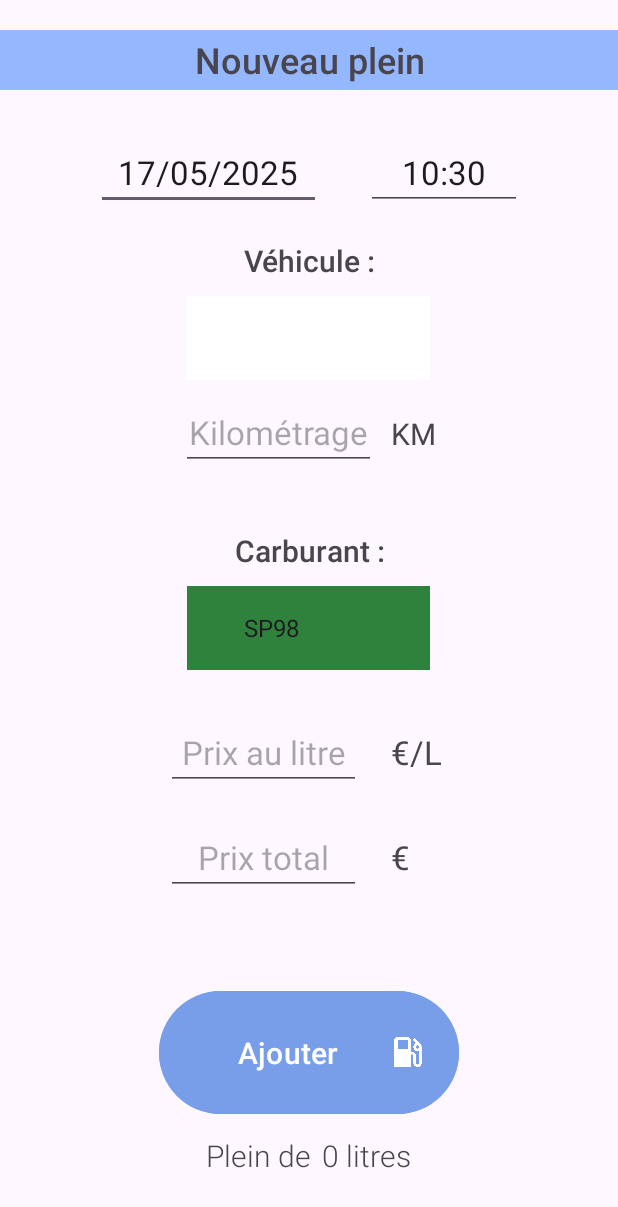
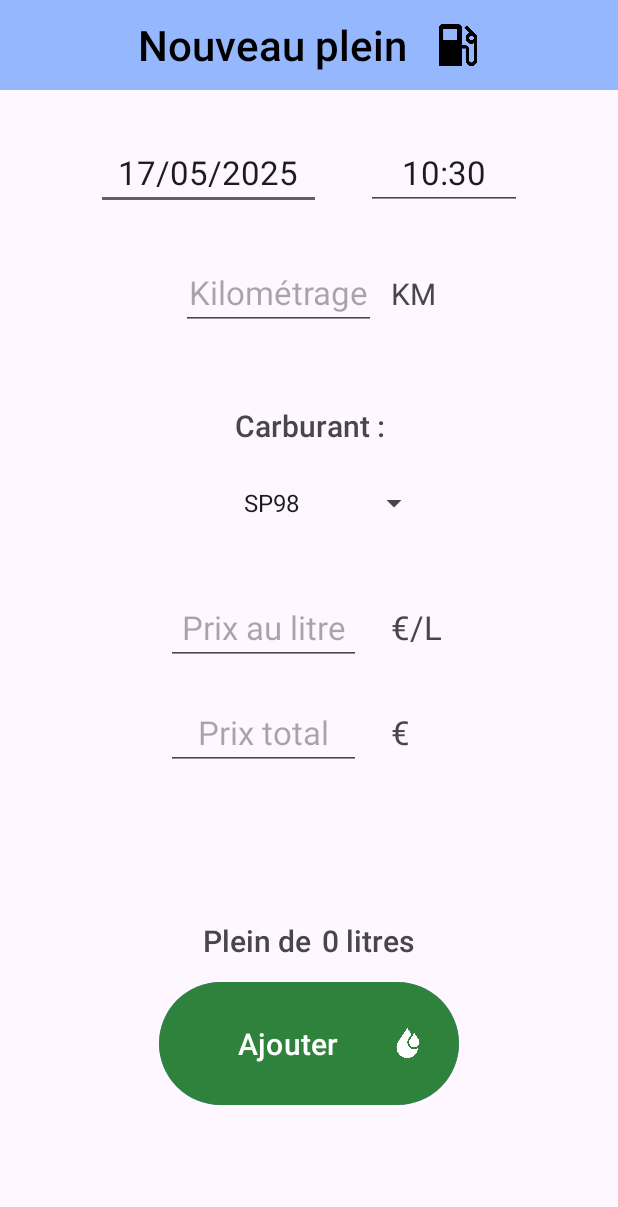
Before and after one commit to Bisouke/appli2, an Android app: the ActivityPlein screen opened directly, with no data from a screen before it, on a phone screen of 412 x 824 dp. Shown: the top 1207 px of the screen. Run offline under Robolectric (Android 15) with nearby library versions, the light colour scheme and no system bars.

Commit message:
Effacer le bouton mes véhicules - Accueil
Ajouter un toast lors de la supression d'un plein
- historique des pleins

Ajouter une vibration lors de la supression d'un plein ? - historique des pleins

Ajouter icône pompe dans le titre de la page - Nouveau plein

Ajouter icône historique dans le titre de la page - Historique des pleins

Relever le champs prix total pour ne pas qu'il soit masqué par le clavier - nouveau plein

Enlever icone pompe bouton ajouter
- nouveau plein

Ajouter icône gouttes pétrole
- nouveau plein

Enlever l'UI permettant de choisir un véhicule
- nouveau plein

Enlever la couleur de fond du spinner (déjà avec le bouton) - nouveau plein

Changer la couleur du bouton d'ajout du plein en fonction du carburant - nouveau plein

```diff
--- a/app/src/main/java/com/example/appli2/ActivityPlein.java
+++ b/app/src/main/java/com/example/appli2/ActivityPlein.java
@@ -1,8 +1,10 @@
 package com.example.appli2;
 
 import android.annotation.SuppressLint;
+import android.content.Context;
 import android.content.SharedPreferences;
 import android.graphics.Color;
+import android.graphics.drawable.GradientDrawable;
 import android.os.Bundle;
 import android.os.Vibrator;
 import android.text.Editable;
@@ -33,6 +35,8 @@ import java.util.Arrays;
 import java.util.Calendar;
 import java.util.List;
 
+import android.graphics.drawable.Drawable;
+
 // BUG : CRASH SANS LE FICHIER AllGasData.json
 // Attention, lorsque le fichier allGasData est supprimé, cela fait planter l'activité, il n'est
 // plus possible d'ajouter un plein, en plus de cela l'activité crash de tel façon qu'il est
@@ -50,6 +54,8 @@ public class ActivityPlein extends AppCompatActivity {
     private LinearLayout layoutKM, layoutPrixLitre, layoutPrixTotal;
     private Animation shake;
     private SharedPreferences sharedPreferences;
+
+    private LinearLayout mainLayout;
 
     private int mavariabledetestgit;
     private final List<String> list_carburant = Arrays.asList("SP98", "SP95", "SP95 E10", "E85", "DIESEL");
@@ -94,6 +100,7 @@ public class ActivityPlein extends AppCompatActivity {
         layoutKM = findViewById(R.id.layoutKM);
         layoutPrixLitre = findViewById(R.id.layoutPrixLitre);
         layoutPrixTotal = findViewById(R.id.layoutPrixTotal);
+        mainLayout = findViewById(R.id.mainLayout);
 
         gasdatacollection = new GasDataCollection(this);
 
@@ -102,6 +109,8 @@ public class ActivityPlein extends AppCompatActivity {
 
         // shared preferences
         sharedPreferences = getSharedPreferences("MyPrefs", MODE_PRIVATE);
+
+        Context context = this;
 //
         // animation
         shake = new TranslateAnimation(0, 35, 0, 0); // secousse de 10px à gauche et à droite
@@ -199,23 +208,23 @@ public class ActivityPlein extends AppCompatActivity {
                 // change the background color of the spinner accordingly to the selected fuel
                 switch (selectedItemStr) {
                     case ("DIESEL"):
-                        spinnerCarburant.setBackgroundColor(
+                        buttonAjouterPlein.setBackgroundColor(
                                 Color.parseColor("#fedc01")); // Diesel yellow
                         break;
                     case ("SP95 E10"):
-                        spinnerCarburant.setBackgroundColor(
+                        buttonAjouterPlein.setBackgroundColor(
                                 Color.parseColor("#44ba56")); // SP95E10 green
                         break;
                     case ("SP95"):
-                        spinnerCarburant.setBackgroundColor(
+                        buttonAjouterPlein.setBackgroundColor(
                                 Color.parseColor("#44ba56")); // SP95 green
                         break;
                     case ("SP98"):
-                        spinnerCarburant.setBackgroundColor(
+                        buttonAjouterPlein.setBackgroundColor(
                                 Color.parseColor("#2f823c")); // SP98 green
                         break;
                     case ("E85"):
-                        spinnerCarburant.setBackgroundColor(
+                        buttonAjouterPlein.setBackgroundColor(
                                 Color.parseColor("#0170dd")); // E85 blue
                         break;
                 }
--- a/app/src/main/res/layout/activity_accueil.xml
+++ b/app/src/main/res/layout/activity_accueil.xml
@@ -96,6 +96,7 @@
                 android:backgroundTint="#7b97ea"
                 android:text="Mes véhicules"
                 android:textSize="18dp"
+                android:visibility="invisible"
                 app:icon="@drawable/car"
                 app:iconSize="32dp" />
 
--- a/app/src/main/res/layout/activity_plein.xml
+++ b/app/src/main/res/layout/activity_plein.xml
@@ -8,6 +8,7 @@
     tools:context=".ActivityPlein">
 
     <LinearLayout
+        android:id="@+id/mainLayout"
         android:layout_width="match_parent"
         android:layout_height="match_parent"
         android:orientation="vertical"
@@ -15,16 +16,31 @@
         app:layout_constraintStart_toStartOf="parent"
         app:layout_constraintTop_toTopOf="parent">
 
-        <TextView
-            android:id="@+id/textView19"
+        <LinearLayout
             android:layout_width="match_parent"
-            android:layout_height="40dp"
-            android:layout_marginTop="20dp"
+            android:layout_height="60sp"
             android:background="#95B7FD"
-            android:fontFamily="sans-serif-medium"
-            android:gravity="center_horizontal|center_vertical"
-            android:text="Nouveau plein"
-            android:textSize="24sp" />
+            android:gravity="center"
+            android:orientation="horizontal">
+
+            <TextView
+                android:id="@+id/textView19"
+                android:layout_width="wrap_content"
+                android:layout_height="40dp"
+                android:fontFamily="sans-serif-medium"
+                android:gravity="center_horizontal|center_vertical"
+                android:text="Nouveau plein"
+                android:textColor="#000000"
+                android:textSize="28sp" />
+
+            <ImageView
+                android:id="@+id/imageView2"
+                android:layout_width="28sp"
+                android:layout_height="28sp"
+                android:layout_marginLeft="20sp"
+                app:srcCompat="@drawable/gas_station" />
+
+        </LinearLayout>
 
         <LinearLayout
             android:layout_width="match_parent"
@@ -68,7 +84,8 @@
                 android:layout_height="match_parent"
                 android:layout_marginTop="20sp"
                 android:gravity="center"
-                android:orientation="vertical">
+                android:orientation="vertical"
+                android:visibility="gone">
 
                 <TextView
                     android:id="@+id/textView6"
@@ -92,7 +109,7 @@
                 android:id="@+id/layoutKM"
                 android:layout_width="match_parent"
                 android:layout_height="match_parent"
-                android:layout_marginTop="10dp"
+                android:layout_marginTop="30sp"
                 android:gravity="center_horizontal"
                 android:orientation="horizontal">
 
@@ -119,7 +136,7 @@
             <LinearLayout
                 android:layout_width="match_parent"
                 android:layout_height="wrap_content"
-                android:layout_marginTop="40sp"
+                android:layout_marginTop="50sp"
                 android:gravity="center_horizontal"
                 android:orientation="vertical">
 
@@ -201,24 +218,10 @@
 
         </LinearLayout>
 
-        <Button
-            android:id="@+id/buttonAjouterPlein"
-            android:layout_width="200sp"
-            android:layout_height="90sp"
-            android:layout_gravity="center"
-            android:layout_marginTop="60sp"
-            android:backgroundTint="#789EEA"
-            android:gravity="center"
-            android:text="Ajouter"
-            android:textSize="20sp"
-            app:icon="@drawable/gas_station"
-            app:iconGravity="end"
-            app:iconSize="20sp" />
-
         <LinearLayout
             android:layout_width="match_parent"
             android:layout_height="wrap_content"
-            android:layout_marginTop="10dp"
+            android:layout_marginTop="100sp"
             android:gravity="center_horizontal"
             android:orientation="horizontal">
 
@@ -226,7 +229,7 @@
                 android:id="@+id/textView4"
                 android:layout_width="wrap_content"
                 android:layout_height="wrap_content"
-                android:fontFamily="sans-serif-light"
+                android:fontFamily="sans-serif-medium"
                 android:gravity="center_horizontal"
                 android:text="Plein de"
                 android:textSize="20sp" />
@@ -236,12 +239,26 @@
                 android:layout_width="wrap_content"
                 android:layout_height="wrap_content"
                 android:layout_marginLeft="7sp"
-                android:fontFamily="sans-serif-light"
+                android:fontFamily="sans-serif-medium"
                 android:text="0 litres"
                 android:textSize="20sp" />
 
         </LinearLayout>
 
+        <Button
+            android:id="@+id/buttonAjouterPlein"
+            android:layout_width="200sp"
+            android:layout_height="90sp"
+            android:layout_gravity="center"
+            android:layout_marginTop="10sp"
+            android:backgroundTint="#789EEA"
+            android:gravity="center"
+            android:text="Ajouter"
+            android:textSize="20sp"
+            app:icon="@drawable/goutte"
+            app:iconGravity="end"
+            app:iconSize="20sp" />
+
     </LinearLayout>
 
 </androidx.constraintlayout.widget.ConstraintLayout>
```
Also changed, not shown: app/src/main/java/com/example/appli2/ActivityHistorique2.java (+55 -35 lines), app/src/main/res/layout/activity_historique2.xml (+22 -9 lines), app/src/main/res/drawable/goutte.png (added).
